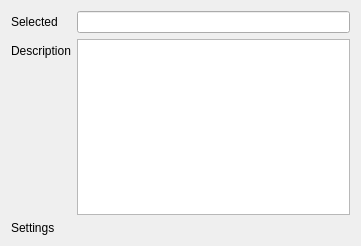
First picture: the form in speedwagon/frontend/qtwidgets/ui/workspace.ui, repository UIUCLibrary/Speedwagon, before the edit.
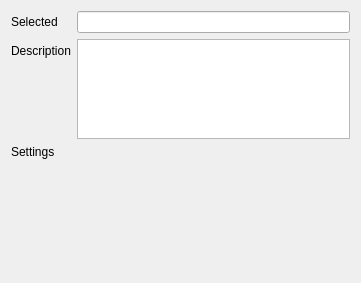
Second picture: the form after the edit. Custom widgets are drawn as their Qt base class.

Diff of the .ui file:
```diff
--- a/speedwagon/frontend/qtwidgets/ui/workspace.ui
+++ b/speedwagon/frontend/qtwidgets/ui/workspace.ui
@@ -7,7 +7,7 @@
     <x>0</x>
     <y>0</y>
     <width>361</width>
-    <height>246</height>
+    <height>283</height>
    </rect>
   </property>
   <property name="windowTitle">
@@ -42,7 +42,20 @@
     </widget>
    </item>
    <item row="2" column="1">
-    <widget class="QTextBrowser" name="descriptionView"/>
+    <widget class="QTextBrowser" name="descriptionView">
+     <property name="sizePolicy">
+      <sizepolicy hsizetype="Expanding" vsizetype="Preferred">
+       <horstretch>0</horstretch>
+       <verstretch>0</verstretch>
+      </sizepolicy>
+     </property>
+     <property name="maximumSize">
+      <size>
+       <width>16777215</width>
+       <height>100</height>
+      </size>
+     </property>
+    </widget>
    </item>
    <item row="3" column="0">
     <widget class="QLabel" name="settingsLabel">
```
